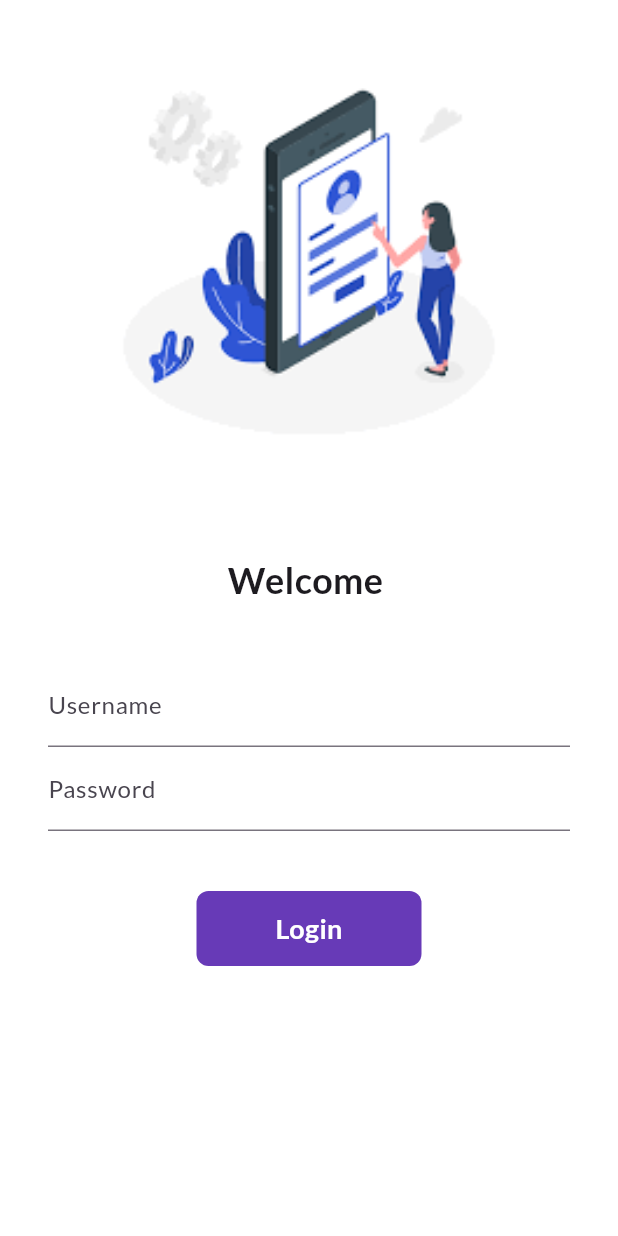
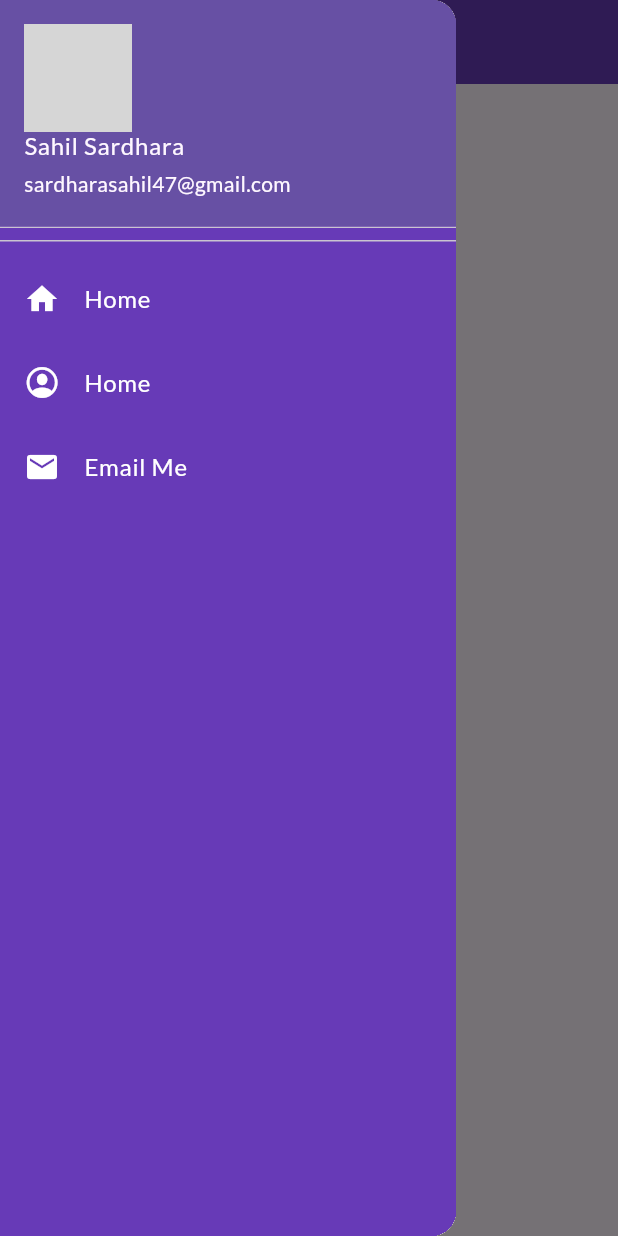
Before and after one commit to Sahil-sardhara/Catalog, a Flutter app: the screen it shows after launch, with the side drawer open (before the commit the screen has no drawer), on a phone screen of 412 x 824 dp. Run offline on Flutter 3.47's test engine with Material 3 defaults, Android fonts, the phone set to English and light mode, and no system bars; our stand-ins replace google_fonts; network calls fail; grey boxes are pictures that could not be loaded.

Commit message:
days-8 completed

```diff
--- a/lib/main.dart
+++ b/lib/main.dart
@@ -18,7 +18,7 @@ class Myapp extends StatelessWidget {
         primarySwatch: Colors.deepPurple,
           fontFamily:GoogleFonts.lato().fontFamily),
 
-      initialRoute: "/login",
+      initialRoute: "/home",
 
 
       routes: {
--- a/lib/pages/home_page.dart
+++ b/lib/pages/home_page.dart
@@ -1,4 +1,5 @@
 import 'package:flutter/material.dart';
+import 'package:untitled/widget/drawer.dart';
  class Homepage extends StatelessWidget {
    const Homepage({super.key});
 
@@ -15,7 +16,7 @@ import 'package:flutter/material.dart';
            child: Text('welcome to project'),
          ),
        ),
-       drawer: Drawer(backgroundColor: Colors.white,),
+       drawer: Mydrawer(),
      );
    }
  }
--- a/lib/pages/login_page.dart
+++ b/lib/pages/login_page.dart
@@ -40,7 +40,7 @@ class _MyloginState extends State<Mylogin> {
           key: _keyvalue,
           child: Column(
             children: [
-              Image.asset("assets/image/images.png",fit: BoxFit.fill,height: 350,),
+              Image.asset("assets/image/login_image.jpg",fit: BoxFit.fill,height: 300,),
               SizedBox(height: 20,),
 
               Text('Welcome $name',
--- /dev/null
+++ b/lib/widget/drawer.dart
@@ -0,0 +1,49 @@
+import 'dart:io';
+
+import 'package:flutter/cupertino.dart';
+import 'package:flutter/material.dart';
+
+class Mydrawer extends StatelessWidget {
+  const Mydrawer({super.key});
+
+  @override
+  Widget build(BuildContext context) {
+     final imageUrl ="https://pm1.aminoapps.com/7205/7fbad95c44bf0b2be18cf8243cffb9c4ee54facdr1-398-398v2_00.jpg";
+    return Drawer(
+      child: Container(
+        color: Colors.deepPurple,
+        child: ListView(
+          children: [
+            DrawerHeader(
+              margin: EdgeInsets.zero,
+                padding: EdgeInsets.zero,
+                child: UserAccountsDrawerHeader(
+                  accountName: Text("Sahil Sardhara"),
+
+                accountEmail: Text("sardharasahil47@gmail.com"),
+                  currentAccountPicture: CircleAvatar(
+                    backgroundImage: NetworkImage(imageUrl),
+                  ),
+                )
+            ),
+            SizedBox(height: 10,),
+            ListTile(
+              leading: Icon(Icons.home,color: Colors.white,),
+              title: Text("Home",style: TextStyle(color: Colors.white),),
+            ),
+            ListTile(
+              leading: Icon(CupertinoIcons.profile_circled,color: Colors.white,),
+              title: Text("Home",style: TextStyle(color: Colors.white),),
+            ),
+            ListTile(
+              leading: Icon(Icons.mail,color: Colors.white,),
+              title: Text("Email Me",style: TextStyle(color: Colors.white),),
+            )
+          ],
+        ),
+      ),
+
+
+    );
+  }
+}
```
Also changed, not shown: assets/image/images.png (deleted), assets/image/login.png (deleted), assets/image/login_image.jpg.
